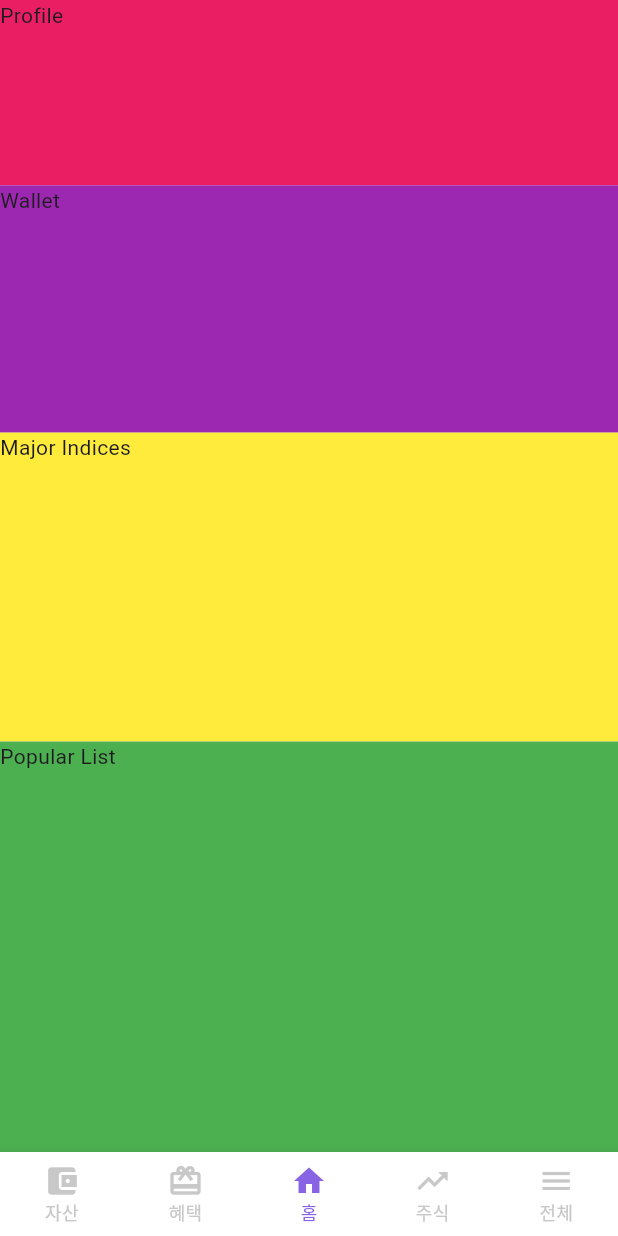
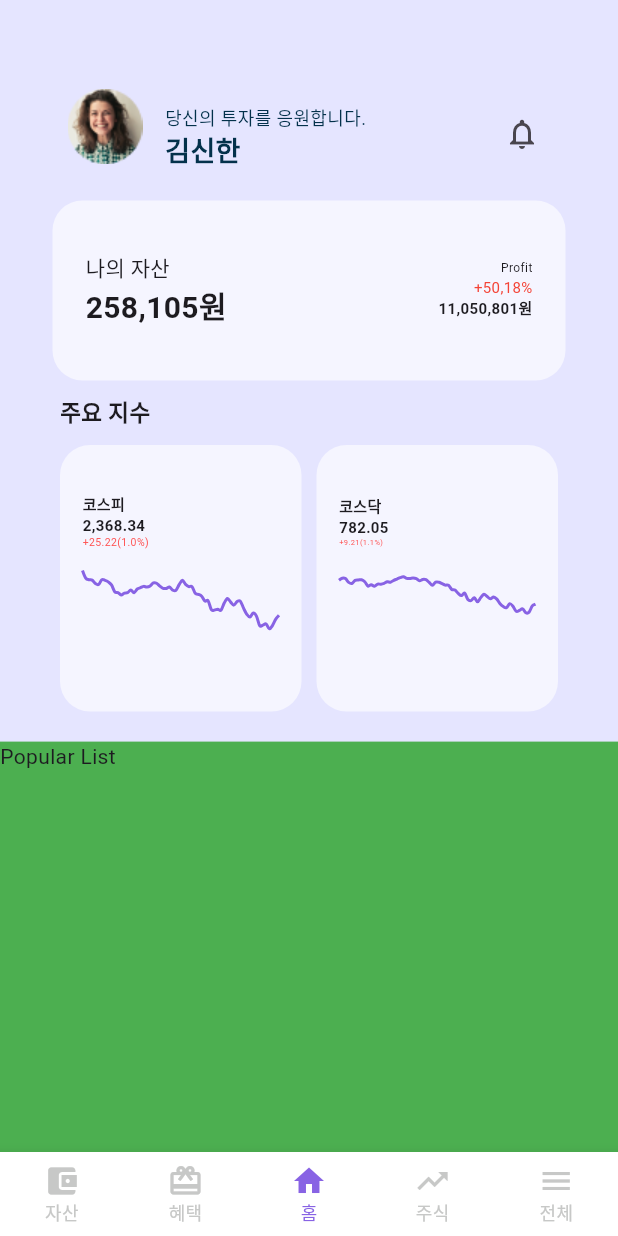
Before and after one commit to ShinhansecMobile/Shinhansec-Intern-App, a Flutter app: the screen it shows after launch, on a phone screen of 412 x 824 dp. Run offline on Flutter 3.47's test engine with Material 2 defaults, Android fonts, the phone set to English and light mode, and no system bars; drawn by our look-alikes of fl_chart.

Commit message:
[ADD] Add Profile, Wallet, Chart files

```diff
--- a/analysis_options.yaml
+++ b/analysis_options.yaml
@@ -21,6 +21,10 @@ linter:
   # `// ignore_for_file: name_of_lint` syntax on the line or in the file
   # producing the lint.
   rules:
+    prefer_const_constructors: false
+    avoid_print: false
+    prefer_typing_uninitialized_variables: false
+    prefer_const_constructors_in_immutables: false
     # avoid_print: false  # Uncomment to disable the `avoid_print` rule
     # prefer_single_quotes: true  # Uncomment to enable the `prefer_single_quotes` rule
 
--- /dev/null
+++ b/lib/chart/kosdaq_mini_chart.dart
@@ -0,0 +1,107 @@
+import 'package:flutter/material.dart';
+import 'package:fl_chart/fl_chart.dart';
+
+class KOSDAQChart extends StatelessWidget {
+  final List<ChartData> data = <ChartData>[
+    ChartData('2023/08/01',909.76),
+    ChartData('2023/08/02',920.32),
+    ChartData('2023/08/03',918.43),
+    ChartData('2023/08/04',898.22),
+    ChartData('2023/08/07',892.34),
+    ChartData('2023/08/08',908.98),
+    ChartData('2023/08/09',911.29),
+    ChartData('2023/08/10',912.20),
+    ChartData('2023/08/11',901.68),
+    ChartData('2023/08/14',878.29),
+    ChartData('2023/08/16',886.04),
+    ChartData('2023/08/17',877.32),
+    ChartData('2023/08/18',888.71),
+    ChartData('2023/08/21',888.71),
+    ChartData('2023/08/22',893.33),
+    ChartData('2023/08/24',901.74),
+    ChartData('2023/08/25',899.38),
+    ChartData('2023/08/28',909.38),
+    ChartData('2023/08/29',916.24),
+    ChartData('2023/08/30',923.81),
+    ChartData('2023/08/31',928.40),
+    ChartData('2023/09/01',919.74),
+    ChartData('2023/09/04',919.16),
+    ChartData('2023/09/05',921.48),
+    ChartData('2023/09/06',917.95),
+    ChartData('2023/09/07',906.36),
+    ChartData('2023/09/08',914.18),
+    ChartData('2023/09/11',912.55),
+    ChartData('2023/09/12',898.04),
+    ChartData('2023/09/13',882.72),
+    ChartData('2023/09/14',899.47),
+    ChartData('2023/09/15',899.03),
+    ChartData('2023/09/18',891.29),
+    ChartData('2023/09/20',883.89),
+    ChartData('2023/09/19',882.72),
+    ChartData('2023/09/21',860.68),
+    ChartData('2023/09/22',857.35),
+    ChartData('2023/09/25',839.17),
+    ChartData('2023/09/26',827.82),
+    ChartData('2023/09/27',841.02),
+    ChartData('2023/10/04',807.40),
+    ChartData('2023/10/05',801.02),
+    ChartData('2023/10/06',816.39),
+    ChartData('2023/10/10',795.00),
+    ChartData('2023/10/11',817.12),
+    ChartData('2023/10/12',835.49),
+    ChartData('2023/10/13',822.78),
+    ChartData('2023/10/16',810.54),
+    ChartData('2023/10/17',820.38),
+    ChartData('2023/10/18',808.89),
+    ChartData('2023/10/19',784.04),
+    ChartData('2023/10/20',769.25),
+    ChartData('2023/10/23',763.69),
+    ChartData('2023/10/24',784.86),
+    ChartData('2023/10/25',770.84),
+    ChartData('2023/10/26',743.85),
+    ChartData('2023/10/27',748.49),
+    ChartData('2023/10/30',757.12),
+    ChartData('2023/10/31',736.10),
+    ChartData('2023/11/01',739.23),
+    ChartData('2023/11/02',772.84),
+    ChartData('2023/11/03',782.05)
+  ];
+
+  @override
+  Widget build(BuildContext context) {
+    return SizedBox(
+      height: 50,
+      width: double.infinity,
+      child: LineChart(
+        LineChartData(
+          gridData: FlGridData(show: false),
+          titlesData: FlTitlesData(show: false),
+          minX: 0,
+          maxX: data.length.toDouble() - 1,
+          minY: 600,
+          maxY: 1000, // 최대 Y 값에 맞게 조절
+          lineBarsData: [
+            LineChartBarData(
+              spots: List.generate(
+                data.length,
+                    (index) => FlSpot(index.toDouble(), data[index].price),
+              ),
+              isCurved: true,
+              colors: [const Color(0xFF8863E4)],
+              dotData: FlDotData(show: false),
+              belowBarData: BarAreaData(show: false),
+            ),
+          ],
+          borderData: FlBorderData(show: false),
+        ),
+      ),
+    );
+  }
+}
+
+class ChartData {
+  ChartData(this.date, this.price);
+
+  final String date;
+  final double price;
+}
--- /dev/null
+++ b/lib/chart/kospi_mini_chart.dart
@@ -0,0 +1,107 @@
+import 'package:flutter/material.dart';
+import 'package:fl_chart/fl_chart.dart';
+
+class KOSPIChart extends StatelessWidget {
+  final List<ChartData> data = <ChartData>[
+    ChartData('2023/08/01', 2667.07),
+    ChartData('2023/08/02', 2616.47),
+    ChartData('2023/08/03', 2605.39),
+    ChartData('2023/08/04', 2602.80),
+    ChartData('2023/08/07', 2580.71),
+    ChartData('2023/08/08', 2573.98),
+    ChartData('2023/08/09', 2605.12),
+    ChartData('2023/08/10', 2601.56),
+    ChartData('2023/08/11', 2591.26),
+    ChartData('2023/08/14', 2570.87),
+    ChartData('2023/08/16', 2525.64),
+    ChartData('2023/08/17', 2519.85),
+    ChartData('2023/08/18', 2504.50),
+    ChartData('2023/08/22', 2515.74),
+    ChartData('2023/08/25', 2519.14),
+    ChartData('2023/08/24', 2537.68),
+    ChartData('2023/08/25', 2519.14),
+    ChartData('2023/08/28', 2543.41),
+    ChartData('2023/08/29', 2552.16),
+    ChartData('2023/08/30', 2561.22),
+    ChartData('2023/08/31', 2556.27),
+    ChartData('2023/09/01', 2563.71),
+    ChartData('2023/09/04', 2584.55),
+    ChartData('2023/09/05', 2582.18),
+    ChartData('2023/09/06', 2563.34),
+    ChartData('2023/09/07', 2548.26),
+    ChartData('2023/09/08', 2547.68),
+    ChartData('2023/09/11', 2556.88),
+    ChartData('2023/09/12', 2536.58),
+    ChartData('2023/09/13', 2534.70),
+    ChartData('2023/09/14', 2572.89),
+    ChartData('2023/09/15', 2601.28),
+    ChartData('2023/09/18', 2574.72),
+    ChartData('2023/09/20', 2559.74),
+    ChartData('2023/09/19', 2559.21),
+    ChartData('2023/09/21', 2514.97),
+    ChartData('2023/09/22', 2508.13),
+    ChartData('2023/09/25', 2495.76),
+    ChartData('2023/09/26', 2462.97),
+    ChartData('2023/09/27', 2465.07),
+    ChartData('2023/10/04', 2405.69),
+    ChartData('2023/10/05', 2403.60),
+    ChartData('2023/10/06', 2408.73),
+    ChartData('2023/10/10', 2402.58),
+    ChartData('2023/10/11', 2450.08),
+    ChartData('2023/10/12', 2479.82),
+    ChartData('2023/10/13', 2456.15),
+    ChartData('2023/10/16', 2436.24),
+    ChartData('2023/10/17', 2460.17),
+    ChartData('2023/10/18', 2462.60),
+    ChartData('2023/10/19', 2415.80),
+    ChartData('2023/10/20', 2375.00),
+    ChartData('2023/10/23', 2357.02),
+    ChartData('2023/10/24', 2383.51),
+    ChartData('2023/10/25', 2363.17),
+    ChartData('2023/10/26', 2299.08),
+    ChartData('2023/10/27', 2302.81),
+    ChartData('2023/10/30', 2310.55),
+    ChartData('2023/10/31', 2277.99),
+    ChartData('2023/11/01', 2301.56),
+    ChartData('2023/11/02', 2343.12),
+    ChartData('2023/11/03', 2368.34)
+  ];
+
+  @override
+  Widget build(BuildContext context) {
+    return SizedBox(
+      height: 50,
+      width: double.infinity,
+      child: LineChart(
+        LineChartData(
+          gridData: FlGridData(show: false),
+          titlesData: FlTitlesData(show: false),
+          minX: 0,
+          maxX: data.length.toDouble() - 1,
+          minY: 2200,
+          maxY: 2700,
+          lineBarsData: [
+            LineChartBarData(
+              spots: List.generate(
+                data.length,
+                    (index) => FlSpot(index.toDouble(), data[index].price),
+              ),
+              isCurved: true,
+              colors: [const Color(0xFF8863E4)],
+              dotData: FlDotData(show: false),
+              belowBarData: BarAreaData(show: false),
+            ),
+          ],
+          borderData: FlBorderData(show: false),
+        ),
+      ),
+    );
+  }
+}
+
+class ChartData {
+  ChartData(this.date, this.price);
+
+  final String date;
+  final double price;
+}
--- a/lib/screens/home.dart
+++ b/lib/screens/home.dart
@@ -33,14 +33,14 @@ class _HomeState extends State<Home> {
             // Wallet Widget
             Container (
               width: deviceWidth,
-              height: deviceHeight * 0.2,
+              height: deviceHeight * 0.17,
               child: Wallet(),
             ),
 
             // 주요 지수 Widget
             Container (
               width: deviceWidth,
-              height: deviceHeight * 0.25,
+              height: deviceHeight * 0.28,
               child: MajorIndices(),
             ),
 
--- /dev/null
+++ b/lib/widgets/kospi_kosdaq.dart
@@ -0,0 +1,102 @@
+import 'package:flutter/material.dart';
+import 'package:h_stock/chart/kosdaq_mini_chart.dart';
+import 'package:h_stock/chart/kospi_mini_chart.dart';
+
+
+class KospiWidget extends StatelessWidget {
+  const KospiWidget({super.key});
+
+  @override
+  Widget build(BuildContext context) {
+    return Expanded(
+      child: InkWell(
+        // onTap: () {
+        //   Navigator.push(
+        //       context, MaterialPageRoute(builder: (context) => Stock('kospi')));
+        // },
+        child: Container(
+          decoration: BoxDecoration(
+            color: Color.fromRGBO(255, 255, 255, 0.60),
+            //color: const Color(0xfff2f3f5),
+            borderRadius: BorderRadius.circular(20),
+          ),
+          child: Padding(
+            padding: const EdgeInsets.fromLTRB(15, 5, 15, 20),
+            child: Column(
+              mainAxisAlignment: MainAxisAlignment.center,
+              crossAxisAlignment: CrossAxisAlignment.start,
+              children: <Widget>[
+                Padding(
+                  padding: const EdgeInsets.only(bottom: 10),
+                  child: Column(
+                    mainAxisAlignment: MainAxisAlignment.center,
+                    crossAxisAlignment: CrossAxisAlignment.start,
+                    children: [
+                      Text('코스피', style: TextStyle(fontSize: 10, fontWeight: FontWeight.w600)),
+                      Text('2,368.34',
+                          style: TextStyle(
+                              fontSize: 10, fontWeight: FontWeight.w600)),
+                      Text('+25.22(1.0%)',
+                          style: TextStyle(fontSize:7, color: Colors.redAccent))
+                    ],
+                  ),
+                ),
+                // 차트
+                KOSPIChart(),
+              ],
+            ),
+          ),
+        ),
+      ),
+    );
+  }
+}
+
+class KosdaqWidget extends StatelessWidget {
+  const KosdaqWidget({super.key});
+
+  @override
+  Widget build(BuildContext context) {
+    return Expanded(
+      child: InkWell(
+        // onTap: () {
+        //   Navigator.push(context,
+        //       MaterialPageRoute(builder: (context) => Stock('kosdaq')));
+        // },
+        child: Container(
+          decoration: BoxDecoration(
+            color: Color.fromRGBO(255, 255, 255, 0.60),
+            //color: const Color(0xfff2f3f5),
+            borderRadius: BorderRadius.circular(20),
+          ),
+          child: Padding(
+            padding: const EdgeInsets.fromLTRB(15, 5, 15, 20),
+            child: Column(
+              mainAxisAlignment: MainAxisAlignment.center,
+              crossAxisAlignment: CrossAxisAlignment.start,
+              children: <Widget>[
+                Padding(
+                  padding: const EdgeInsets.only(bottom: 10),
+                  child: Column(
+                    mainAxisAlignment: MainAxisAlignment.center,
+                    crossAxisAlignment: CrossAxisAlignment.start,
+                    children: [
+                      Text('코스닥', style: TextStyle(fontSize: 10, fontWeight: FontWeight.w600)),//,style: TextStyle(fontSize: 3)),
+                      Text('782.05',
+                          style: TextStyle(
+                              fontSize: 10, fontWeight: FontWeight.w600)),
+                      Text('+9.21(1.1%)',
+                          style: TextStyle(fontSize:5, color: Colors.redAccent))
+                    ],
+                  ),
+                ),
+                // 차트
+                KOSDAQChart(),
+              ],
+            ),
+          ),
+        ),
+      ),
+    );
+  }
+}
--- a/lib/widgets/major_indices.dart
+++ b/lib/widgets/major_indices.dart
@@ -1,4 +1,5 @@
 import 'package:flutter/material.dart';
+import 'kospi_kosdaq.dart';
 
 class MajorIndices extends StatefulWidget {
   const MajorIndices({Key? key}) : super(key: key);
@@ -10,9 +11,32 @@ class MajorIndices extends StatefulWidget {
 class _MajorIndicesState extends State<MajorIndices> {
   @override
   Widget build(BuildContext context) {
-    return Container(
-      color: Colors.yellow, // 배경색 설정
-      child: Text('Major Indices'),
+    return Column(
+      crossAxisAlignment: CrossAxisAlignment.start,
+      children: <Widget>[
+        Padding(
+          padding: EdgeInsets.fromLTRB(40, 0, 0, 10),
+          child: Text(
+            '주요 지수',
+            style: TextStyle(fontSize: 15, fontWeight: FontWeight.w800),
+          ),
+        ),
+
+        Expanded(
+          child: Container(
+            margin: EdgeInsets.fromLTRB(40, 0, 40, 20),
+            child: Row(
+              mainAxisAlignment: MainAxisAlignment.spaceBetween,
+              crossAxisAlignment: CrossAxisAlignment.center,
+              children: <Widget>[
+                KospiWidget(),
+                SizedBox(width: 10),
+                KosdaqWidget(),
+              ],
+            ),
+          ),
+        ),
+      ],
     );
   }
 }
--- a/lib/widgets/profile.dart
+++ b/lib/widgets/profile.dart
@@ -11,8 +11,54 @@ class _ProfileState extends State<Profile> {
   @override
   Widget build(BuildContext context) {
     return Container(
-      color: Colors.pink, // 배경색 설정
-      child: Text('Profile'),
+      //color: Colors.pink,
+      color: Color(0xFFE5E5FF),
+      padding: EdgeInsets.fromLTRB(5, 20, 0, 0),
+      margin: EdgeInsets.symmetric(horizontal: 35, vertical: 10),
+      child: Row(
+        mainAxisAlignment: MainAxisAlignment.spaceBetween,
+        children: <Widget>[
+          Padding(
+            padding: EdgeInsets.fromLTRB(5,25, 5, 0),
+            child: Image.asset(
+              'assets/images/Ellipse45.png',
+            ),
+          ),
+
+          Expanded(
+            child: Padding(
+              padding: EdgeInsets.only(left: 10),
+              child: Column(
+                mainAxisAlignment: MainAxisAlignment.end,
+                crossAxisAlignment: CrossAxisAlignment.start,
+                children: <Widget>[
+                  Text(
+                    '당신의 투자를 응원합니다.',
+                    style: TextStyle(color: Color(0xFF03314B), fontSize: 12),
+                  ),
+                  Text(
+                    '김신한',
+                    style: TextStyle(
+                      fontSize: 18,
+                      fontWeight: FontWeight.w800,
+                      color: Color(0xFF03314B),
+                    ),
+                  ),
+                ],
+              ),
+            ),
+          ),
+
+          Padding(
+            padding: EdgeInsets.fromLTRB(0, 35, 5, 0),
+            child: IconButton(
+              padding: EdgeInsets.zero, // 추가: IconButton의 패딩을 없애고,
+              icon: Icon(Icons.notifications_none),
+              onPressed: () {},
+            ),
+          ),
+        ],
+      ),
     );
   }
 }
--- a/lib/widgets/wallet.dart
+++ b/lib/widgets/wallet.dart
@@ -6,8 +6,51 @@ class Wallet extends StatelessWidget {
   @override
   Widget build(BuildContext context) {
     return Container(
-      color: Colors.purple, // 배경색 설정
-      child: Text('Wallet'),
-    );
+        decoration: BoxDecoration(
+          color: Color.fromRGBO(255, 255, 255, 0.60),
+          borderRadius: BorderRadius.circular(20),
+        ),
+        margin: EdgeInsets.symmetric(horizontal: 35, vertical: 10),
+        child: Padding(
+          padding: const EdgeInsets.fromLTRB(12, 20, 12, 20),
+          child: Row(
+            mainAxisAlignment: MainAxisAlignment.spaceBetween,
+            crossAxisAlignment: CrossAxisAlignment.center,
+            children: <Widget>[
+              Padding(
+                padding: const EdgeInsets.only(left: 10),
+                child: Column(
+                  mainAxisAlignment: MainAxisAlignment.center,
+                  crossAxisAlignment: CrossAxisAlignment.start,
+                  children: [
+                    Text('나의 자산', style: TextStyle(fontSize: 14)),
+                    Text('258,105원',
+                        style: TextStyle(
+                            fontSize: 20, fontWeight: FontWeight.w600))
+                  ],
+                ),
+              ),
+              Padding(
+                padding: const EdgeInsets.only(right: 10),
+                child: Column(
+                  mainAxisAlignment: MainAxisAlignment.center,
+                  crossAxisAlignment: CrossAxisAlignment.end,
+                  children: [
+                    Text('Profit', style: TextStyle(fontSize: 8)),
+                    Text(
+                      '+50,18%',
+                      style: TextStyle(fontSize: 10, fontWeight: FontWeight.w400, color: Colors.red, // 여기에 빨간색 지정
+                      ),
+                    ),
+                    Text('11,050,801원',
+                        style: TextStyle(
+                            fontSize: 10, fontWeight: FontWeight.w600))
+                  ],
+                ),
+              ),
+            ],
+          ),
+        ),
+      );
   }
 }
--- a/pubspec.yaml
+++ b/pubspec.yaml
@@ -28,8 +28,10 @@ environment:
 # the latest version available on pub.dev. To see which dependencies have newer
 # versions available, run `flutter pub outdated`.
 dependencies:
+  fl_chart: ^0.40.0
   flutter:
     sdk: flutter
+
 
 
   # The following adds the Cupertino Icons font to your application.
@@ -63,7 +65,7 @@ flutter:
   #   - images/a_dot_burr.jpeg
   #   - images/a_dot_ham.jpeg
   assets:
-    - assets/
+    - assets/images/Ellipse45.png
 
   # An image asset can refer to one or more resolution-specific "variants", see
   # https://flutter.dev/assets-and-images/#resolution-aware
```
Also changed, not shown: assets/images/Ellipse45.png (added).
